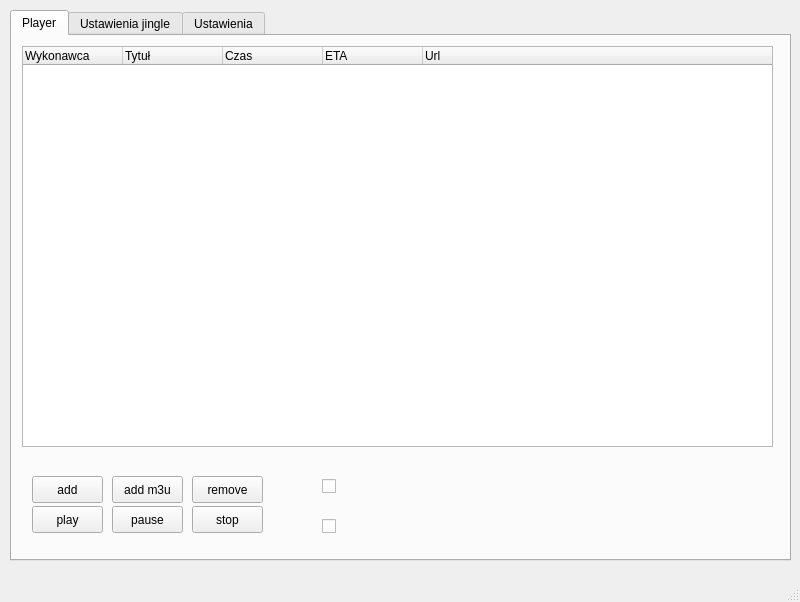
pudquick/nradio, file nradio.ui: the form before one commit.
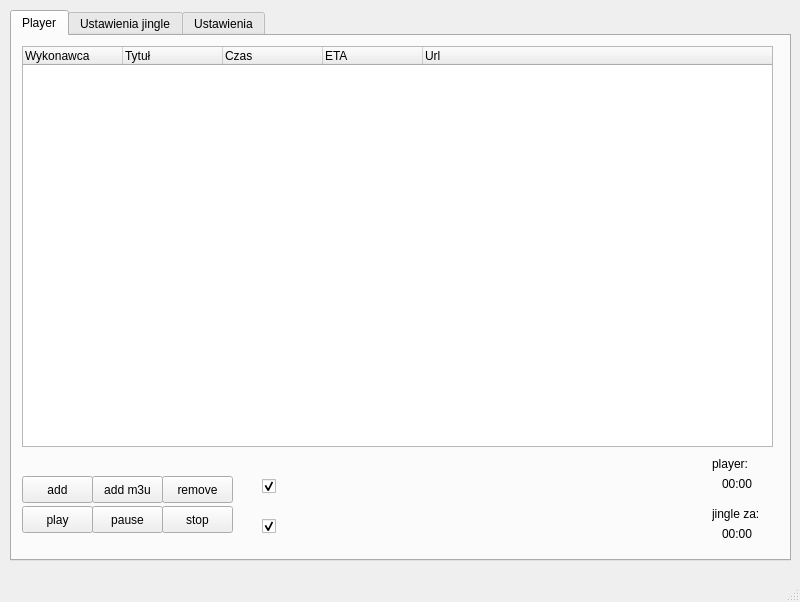
The form after the commit. Custom widgets are drawn as their Qt base class.

```diff
--- a/nradio.ui
+++ b/nradio.ui
@@ -71,7 +71,7 @@
      <widget class="QPushButton" name="add_new">
       <property name="geometry">
        <rect>
-        <x>20</x>
+        <x>10</x>
         <y>440</y>
         <width>71</width>
         <height>27</height>
@@ -84,7 +84,7 @@
      <widget class="QPushButton" name="delete_button">
       <property name="geometry">
        <rect>
-        <x>180</x>
+        <x>150</x>
         <y>440</y>
         <width>71</width>
         <height>27</height>
@@ -97,7 +97,7 @@
      <widget class="QPushButton" name="play_button">
       <property name="geometry">
        <rect>
-        <x>20</x>
+        <x>10</x>
         <y>470</y>
         <width>71</width>
         <height>27</height>
@@ -110,7 +110,7 @@
      <widget class="QPushButton" name="pause_button">
       <property name="geometry">
        <rect>
-        <x>100</x>
+        <x>80</x>
         <y>470</y>
         <width>71</width>
         <height>27</height>
@@ -123,7 +123,7 @@
      <widget class="QPushButton" name="stop_button">
       <property name="geometry">
        <rect>
-        <x>180</x>
+        <x>150</x>
         <y>470</y>
         <width>71</width>
         <height>27</height>
@@ -136,7 +136,7 @@
      <widget class="Phonon::SeekSlider" name="player_seek">
       <property name="geometry">
        <rect>
-        <x>340</x>
+        <x>280</x>
         <y>440</y>
         <width>411</width>
         <height>24</height>
@@ -146,7 +146,7 @@
      <widget class="Phonon::VolumeSlider" name="player_volume">
       <property name="geometry">
        <rect>
-        <x>340</x>
+        <x>280</x>
         <y>470</y>
         <width>411</width>
         <height>32</height>
@@ -156,7 +156,7 @@
      <widget class="QCheckBox" name="seek_locked">
       <property name="geometry">
        <rect>
-        <x>310</x>
+        <x>250</x>
         <y>440</y>
         <width>21</width>
         <height>20</height>
@@ -165,6 +165,9 @@
       <property name="text">
        <string/>
       </property>
+      <property name="checked">
+       <bool>true</bool>
+      </property>
      </widget>
      <widget class="QCheckBox" name="volume_locked">
       <property name="enabled">
@@ -172,7 +175,7 @@
       </property>
       <property name="geometry">
        <rect>
-        <x>310</x>
+        <x>250</x>
         <y>480</y>
         <width>21</width>
         <height>20</height>
@@ -181,11 +184,14 @@
       <property name="text">
        <string/>
       </property>
+      <property name="checked">
+       <bool>true</bool>
+      </property>
      </widget>
      <widget class="QPushButton" name="add_m3u">
       <property name="geometry">
        <rect>
-        <x>100</x>
+        <x>80</x>
         <y>440</y>
         <width>71</width>
         <height>27</height>
@@ -195,6 +201,58 @@
        <string>add m3u</string>
       </property>
      </widget>
+     <widget class="QLabel" name="label_10">
+      <property name="geometry">
+       <rect>
+        <x>700</x>
+        <y>420</y>
+        <width>59</width>
+        <height>15</height>
+       </rect>
+      </property>
+      <property name="text">
+       <string>player:</string>
+      </property>
+     </widget>
+     <widget class="QLabel" name="label_11">
+      <property name="geometry">
+       <rect>
+        <x>700</x>
+        <y>470</y>
+        <width>59</width>
+        <height>15</height>
+       </rect>
+      </property>
+      <property name="text">
+       <string>jingle za:</string>
+      </property>
+     </widget>
+     <widget class="QLabel" name="lcd1">
+      <property name="geometry">
+       <rect>
+        <x>710</x>
+        <y>440</y>
+        <width>59</width>
+        <height>15</height>
+       </rect>
+      </property>
+      <property name="text">
+       <string>00:00</string>
+      </property>
+     </widget>
+     <widget class="QLabel" name="lcd2">
+      <property name="geometry">
+       <rect>
+        <x>710</x>
+        <y>490</y>
+        <width>59</width>
+        <height>15</height>
+       </rect>
+      </property>
+      <property name="text">
+       <string>00:00</string>
+      </property>
+     </widget>
     </widget>
     <widget class="QWidget" name="tab_3">
      <attribute name="title">
```
Left out of the diff: 45 changed lines with no effect on the pictures.
